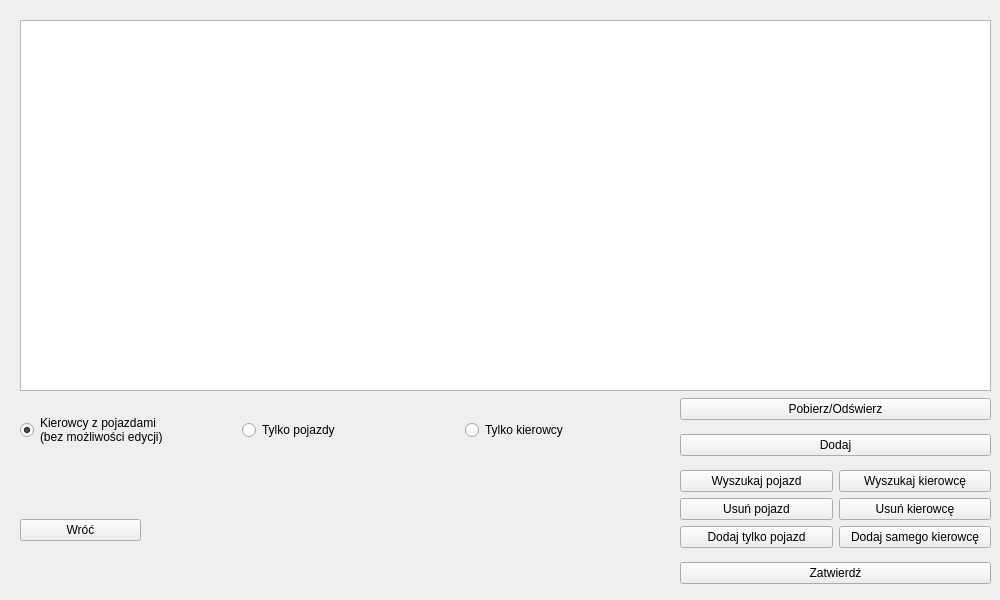
Qt form przegladarkiRozlaczne/kierowcypojazdy.ui (margap1998/Bazy-danych-taxi) before a commit.
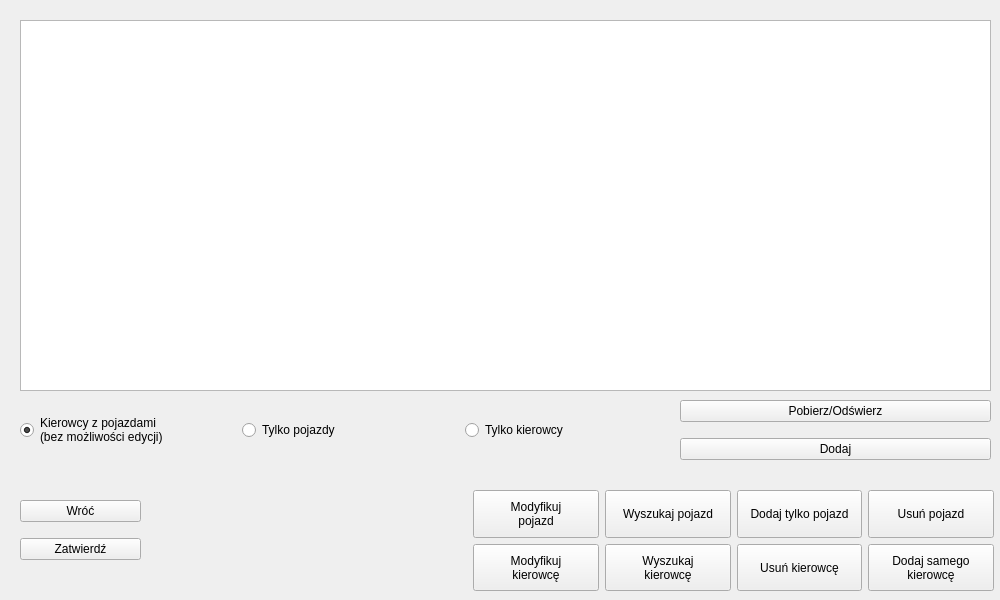
The same form after that commit.

Diff of the .ui file:
```diff
--- a/przegladarkiRozlaczne/kierowcypojazdy.ui
+++ b/przegladarkiRozlaczne/kierowcypojazdy.ui
@@ -42,6 +42,13 @@
       </property>
      </widget>
     </item>
+    <item>
+     <widget class="QPushButton" name="ZatwierdzButton_2">
+      <property name="text">
+       <string>Zatwierdź</string>
+      </property>
+     </widget>
+    </item>
    </layout>
   </widget>
   <widget class="QTableView" name="tableView">
@@ -60,7 +67,7 @@
      <x>680</x>
      <y>390</y>
      <width>311</width>
-     <height>204</height>
+     <height>81</height>
     </rect>
    </property>
    <layout class="QVBoxLayout" name="verticalLayout_4">
@@ -78,59 +85,6 @@
       </property>
      </widget>
     </item>
-    <item>
-     <layout class="QGridLayout" name="gridLayout">
-      <item row="2" column="1">
-       <widget class="QPushButton" name="pushButton">
-        <property name="text">
-         <string>Dodaj tylko pojazd</string>
-        </property>
-       </widget>
-      </item>
-      <item row="1" column="2">
-       <widget class="QPushButton" name="UsunButton">
-        <property name="text">
-         <string>Usuń kierowcę</string>
-        </property>
-       </widget>
-      </item>
-      <item row="2" column="2">
-       <widget class="QPushButton" name="pushButton_2">
-        <property name="text">
-         <string>Dodaj samego kierowcę</string>
-        </property>
-       </widget>
-      </item>
-      <item row="0" column="2">
-       <widget class="QPushButton" name="WyszukajKierowceButton">
-        <property name="text">
-         <string>Wyszukaj kierowcę</string>
-        </property>
-       </widget>
-      </item>
-      <item row="0" column="1">
-       <widget class="QPushButton" name="WyszukajPojazdButton">
-        <property name="text">
-         <string>Wyszukaj pojazd</string>
-        </property>
-       </widget>
-      </item>
-      <item row="1" column="1">
-       <widget class="QPushButton" name="usunPojazdButton">
-        <property name="text">
-         <string>Usuń pojazd</string>
-        </property>
-       </widget>
-      </item>
-     </layout>
-    </item>
-    <item>
-     <widget class="QPushButton" name="ZatwierdzButton_2">
-      <property name="text">
-       <string>Zatwierdź</string>
-      </property>
-     </widget>
-    </item>
    </layout>
   </widget>
   <widget class="QWidget" name="horizontalLayoutWidget">
@@ -170,6 +124,126 @@
     </item>
    </layout>
   </widget>
+  <widget class="QWidget" name="">
+   <property name="geometry">
+    <rect>
+     <x>473</x>
+     <y>490</y>
+     <width>521</width>
+     <height>101</height>
+    </rect>
+   </property>
+   <layout class="QGridLayout" name="gridLayout">
+    <item row="1" column="2">
+     <widget class="QPushButton" name="UsunButton">
+      <property name="sizePolicy">
+       <sizepolicy hsizetype="Minimum" vsizetype="Minimum">
+        <horstretch>0</horstretch>
+        <verstretch>0</verstretch>
+       </sizepolicy>
+      </property>
+      <property name="text">
+       <string>Usuń kierowcę</string>
+      </property>
+     </widget>
+    </item>
+    <item row="0" column="2">
+     <widget class="QPushButton" name="pushButton">
+      <property name="sizePolicy">
+       <sizepolicy hsizetype="Minimum" vsizetype="Minimum">
+        <horstretch>0</horstretch>
+        <verstretch>0</verstretch>
+       </sizepolicy>
+      </property>
+      <property name="text">
+       <string>Dodaj tylko pojazd</string>
+      </property>
+     </widget>
+    </item>
+    <item row="0" column="1">
+     <widget class="QPushButton" name="WyszukajPojazdButton">
+      <property name="sizePolicy">
+       <sizepolicy hsizetype="Minimum" vsizetype="Minimum">
+        <horstretch>0</horstretch>
+        <verstretch>0</verstretch>
+       </sizepolicy>
+      </property>
+      <property name="text">
+       <string>Wyszukaj pojazd</string>
+      </property>
+     </widget>
+    </item>
+    <item row="0" column="3">
+     <widget class="QPushButton" name="usunPojazdButton">
+      <property name="sizePolicy">
+       <sizepolicy hsizetype="Minimum" vsizetype="Minimum">
+        <horstretch>0</horstretch>
+        <verstretch>0</verstretch>
+       </sizepolicy>
+      </property>
+      <property name="text">
+       <string>Usuń pojazd</string>
+      </property>
+     </widget>
+    </item>
+    <item row="1" column="1">
+     <widget class="QPushButton" name="WyszukajKierowceButton">
+      <property name="sizePolicy">
+       <sizepolicy hsizetype="Minimum" vsizetype="Minimum">
+        <horstretch>0</horstretch>
+        <verstretch>0</verstretch>
+       </sizepolicy>
+      </property>
+      <property name="text">
+       <string>Wyszukaj
+kierowcę</string>
+      </property>
+     </widget>
+    </item>
+    <item row="1" column="3">
+     <widget class="QPushButton" name="pushButton_2">
+      <property name="sizePolicy">
+       <sizepolicy hsizetype="Minimum" vsizetype="Minimum">
+        <horstretch>0</horstretch>
+        <verstretch>0</verstretch>
+       </sizepolicy>
+      </property>
+      <property name="text">
+       <string>Dodaj samego
+kierowcę</string>
+      </property>
+     </widget>
+    </item>
+    <item row="1" column="0">
+     <widget class="QPushButton" name="ModyfikujKierowce">
+      <property name="sizePolicy">
+       <sizepolicy hsizetype="Minimum" vsizetype="Minimum">
+        <horstretch>0</horstretch>
+        <verstretch>0</verstretch>
+       </sizepolicy>
+      </property>
+      <property name="text">
+       <string>Modyfikuj
+kierowcę</string>
+      </property>
+     </widget>
+    </item>
+    <item row="0" column="0">
+     <widget class="QPushButton" name="ModyfikujPojazd">
+      <property name="sizePolicy">
+       <sizepolicy hsizetype="Minimum" vsizetype="Minimum">
+        <horstretch>0</horstretch>
+        <verstretch>0</verstretch>
+       </sizepolicy>
+      </property>
+      <property name="text">
+       <string>Modyfikuj 
+pojazd</string>
+      </property>
+     </widget>
+    </item>
+   </layout>
+  </widget>
  </widget>
  <resources/>
  <connections/>
```
